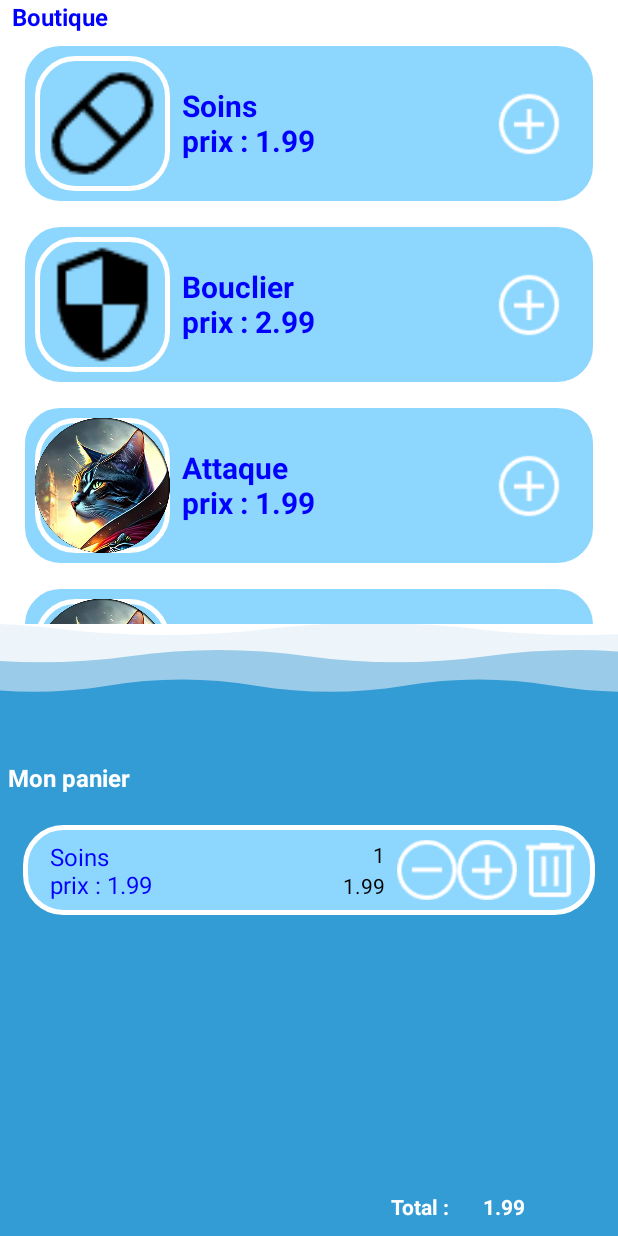
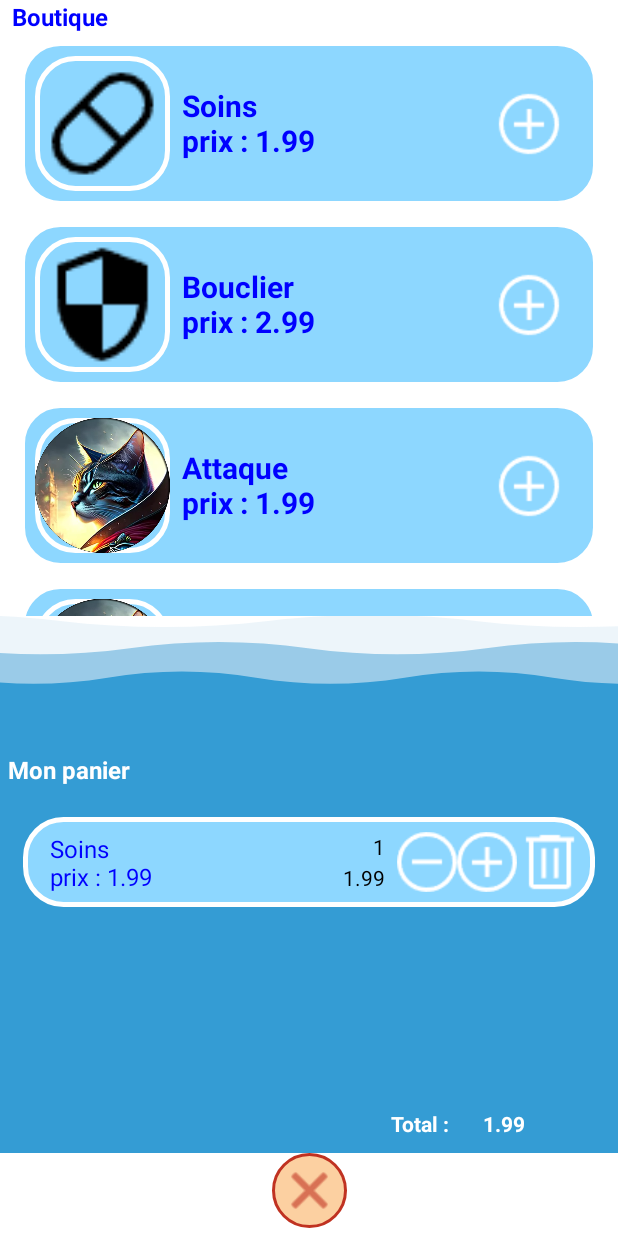
Before and after one commit to TFF-TLM/Project-AND, an Android app: the MarketFragment screen opened through its navigation route, after a tap on an icon or button, on a phone screen of 412 x 824 dp. Run offline under Robolectric (Android 15) with nearby library versions, the phone set to English and light mode, and no system bars; our stand-ins replace navigation-ui; libraries missing offline, so code that uses them is left out: com.google.maps.android; network calls fail; pictures from the network do not load.

Commit message:
+ correcctif bug navigation

```diff
--- a/app/src/main/res/layout/fragment_market.xml
+++ b/app/src/main/res/layout/fragment_market.xml
@@ -18,7 +18,8 @@
         android:textSize="16sp"
         android:textStyle="bold"
         app:layout_constraintEnd_toEndOf="parent"
-        app:layout_constraintStart_toStartOf="parent" />
+        app:layout_constraintStart_toStartOf="parent"
+        tools:ignore="MissingConstraints" />
 
     <TextView
         android:id="@+id/txtPrixTotal"
@@ -29,7 +30,7 @@
         android:text="TextView"
         android:textColor="@color/white"
         android:textStyle="bold"
-        app:layout_constraintBottom_toBottomOf="parent"
+        app:layout_constraintBottom_toTopOf="@+id/btnHome"
         app:layout_constraintEnd_toEndOf="parent" />
 
     <TextView
@@ -42,7 +43,7 @@
         android:textAlignment="textEnd"
         android:textColor="@color/white"
         android:textStyle="bold"
-        app:layout_constraintBottom_toBottomOf="parent"
+        app:layout_constraintBottom_toTopOf="@+id/btnHome"
         app:layout_constraintEnd_toStartOf="@+id/txtPrixTotal"
         app:layout_constraintStart_toStartOf="parent" />
 
@@ -77,7 +78,7 @@
     <androidx.recyclerview.widget.RecyclerView
         android:id="@+id/recyclerViewPanier"
         android:layout_width="0dp"
-        android:layout_height="250dp"
+        android:layout_height="200dp"
         android:background="@color/backgroundColor"
         android:padding="10dp"
         app:layout_constraintBottom_toTopOf="@+id/textView11"
@@ -93,6 +94,32 @@
         app:layout_constraintBottom_toTopOf="@+id/animationWave"
         app:layout_constraintEnd_toEndOf="parent"
         app:layout_constraintStart_toStartOf="parent"
-        app:layout_constraintTop_toBottomOf="@+id/textView13" />
+        app:layout_constraintTop_toBottomOf="@+id/textView13" >
+
+    </androidx.recyclerview.widget.RecyclerView>
+
+    <LinearLayout
+        android:id="@+id/linearLayout"
+        android:layout_width="match_parent"
+        android:layout_height="wrap_content"
+        android:orientation="horizontal"
+        app:layout_constraintBottom_toBottomOf="parent">
+
+    </LinearLayout>
+
+    <ImageButton
+        android:id="@+id/btnHome"
+        style="@style/round_button"
+        android:layout_width="50dp"
+        android:layout_height="50dp"
+        android:layout_weight="1"
+
+        android:importantForAccessibility="no"
+        android:src="@android:drawable/ic_menu_close_clear_cancel"
+        app:layout_constraintBottom_toBottomOf="parent"
+        app:layout_constraintEnd_toEndOf="parent"
+        app:layout_constraintStart_toStartOf="parent"
+        app:tint="@color/TintTwo"
+        tools:ignore="SpeakableTextPresentCheck" />
 
 </androidx.constraintlayout.widget.ConstraintLayout>
--- a/app/src/main/res/navigation/jeux_navigation.xml
+++ b/app/src/main/res/navigation/jeux_navigation.xml
@@ -16,14 +16,8 @@
         android:label="fragment_jeux"
         tools:layout="@layout/fragment_jeux" >
         <action
-            android:id="@+id/action_jeuxFragment_to_radarFragment"
-            app:destination="@id/radarFragment" />
-        <action
             android:id="@+id/action_jeuxFragment_to_profileFragment"
             app:destination="@id/profileFragment" />
-        <action
-            android:id="@+id/action_jeuxFragment_to_chatInteractionFragment2"
-            app:destination="@id/chatInteractionFragment2" />
         <action
             android:id="@+id/action_jeuxFragment_to_marketFragment"
             app:destination="@id/marketFragment" />
@@ -68,5 +62,9 @@
         android:id="@+id/marketFragment"
         android:name="be.technifuture.tff.fragment.MarketFragment"
         android:label="fragment_market"
-        tools:layout="@layout/fragment_market" />
+        tools:layout="@layout/fragment_market" >
+        <action
+            android:id="@+id/action_marketFragment_to_jeuxFragment"
+            app:destination="@id/jeuxFragment" />
+    </fragment>
 </navigation>
```
